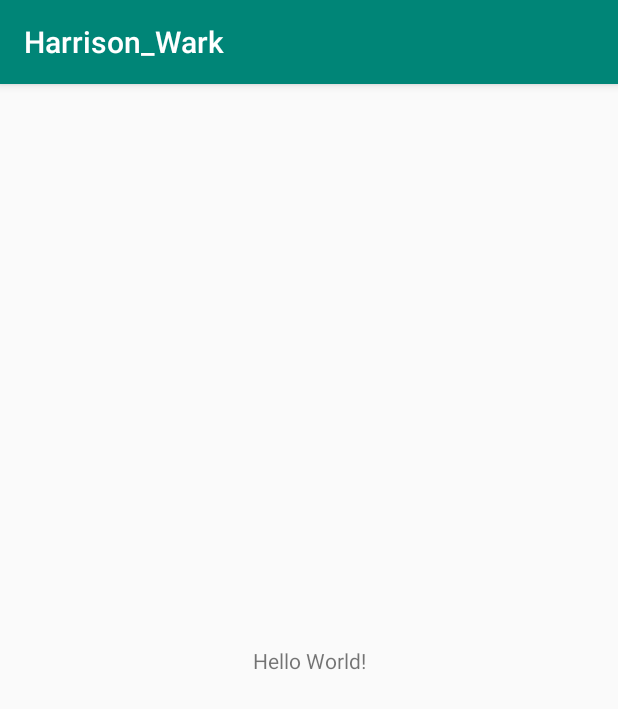
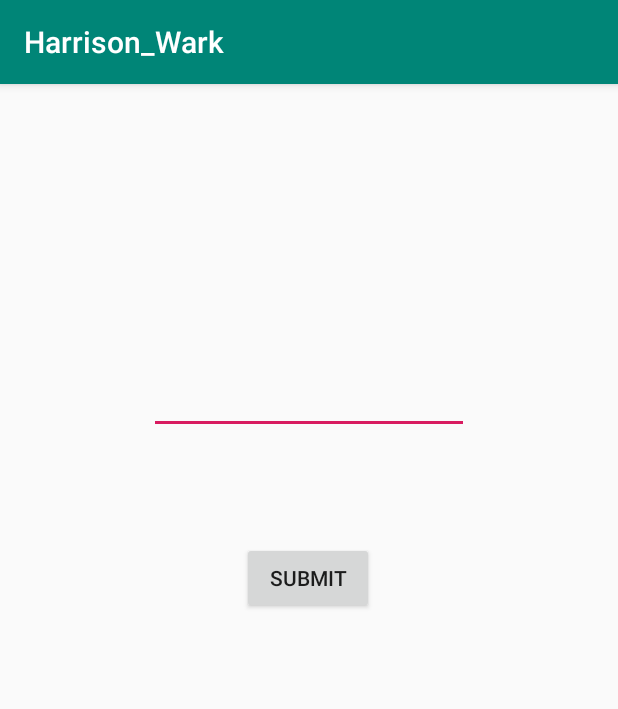
Before and after one commit to bvdh98/Comp-3717-Partner-Assignment, an Android app: the screen it shows after launch (MainActivity), on a phone screen of 412 x 824 dp. Shown: the top 709 px of the screen. Run offline under Robolectric (Android 15) with nearby library versions, the phone set to English and light mode, and no system bars.

Commit message:
Main activity elements.

```diff
--- a/Harrison_Wark/app/src/main/res/layout/activity_main.xml
+++ b/Harrison_Wark/app/src/main/res/layout/activity_main.xml
@@ -6,13 +6,26 @@
     android:layout_height="match_parent"
     tools:context=".MainActivity">
 
-    <TextView
+    <EditText
+        android:id="@+id/edit_text"
         android:layout_width="wrap_content"
         android:layout_height="wrap_content"
-        android:text="Hello World!"
-        app:layout_constraintBottom_toBottomOf="parent"
-        app:layout_constraintLeft_toLeftOf="parent"
-        app:layout_constraintRight_toRightOf="parent"
+        android:layout_marginTop="188dp"
+        android:ems="10"
+        android:inputType="textPersonName"
+        app:layout_constraintEnd_toEndOf="parent"
+        app:layout_constraintStart_toStartOf="parent"
         app:layout_constraintTop_toTopOf="parent" />
 
+    <Button
+        android:id="@+id/submit_button"
+        android:layout_width="wrap_content"
+        android:layout_height="wrap_content"
+        android:text="Submit"
+        app:layout_constraintBottom_toBottomOf="parent"
+        app:layout_constraintEnd_toEndOf="parent"
+        app:layout_constraintHorizontal_bias="0.498"
+        app:layout_constraintStart_toStartOf="parent"
+        app:layout_constraintTop_toBottomOf="@+id/edit_text"
+        app:layout_constraintVertical_bias="0.148" />
 </androidx.constraintlayout.widget.ConstraintLayout>
```
